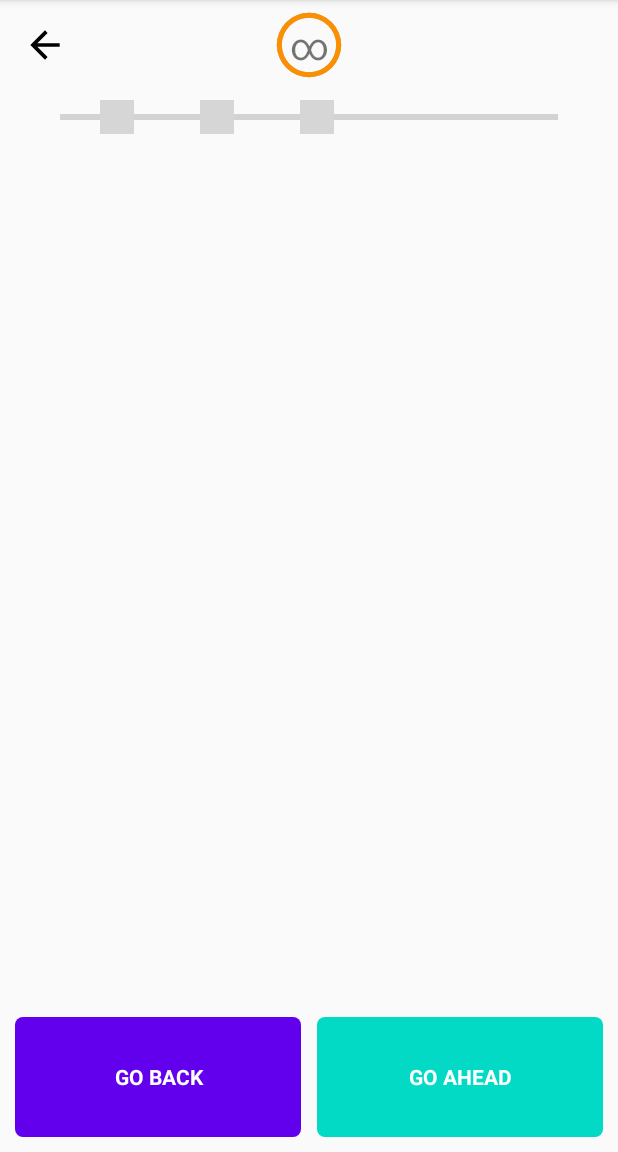
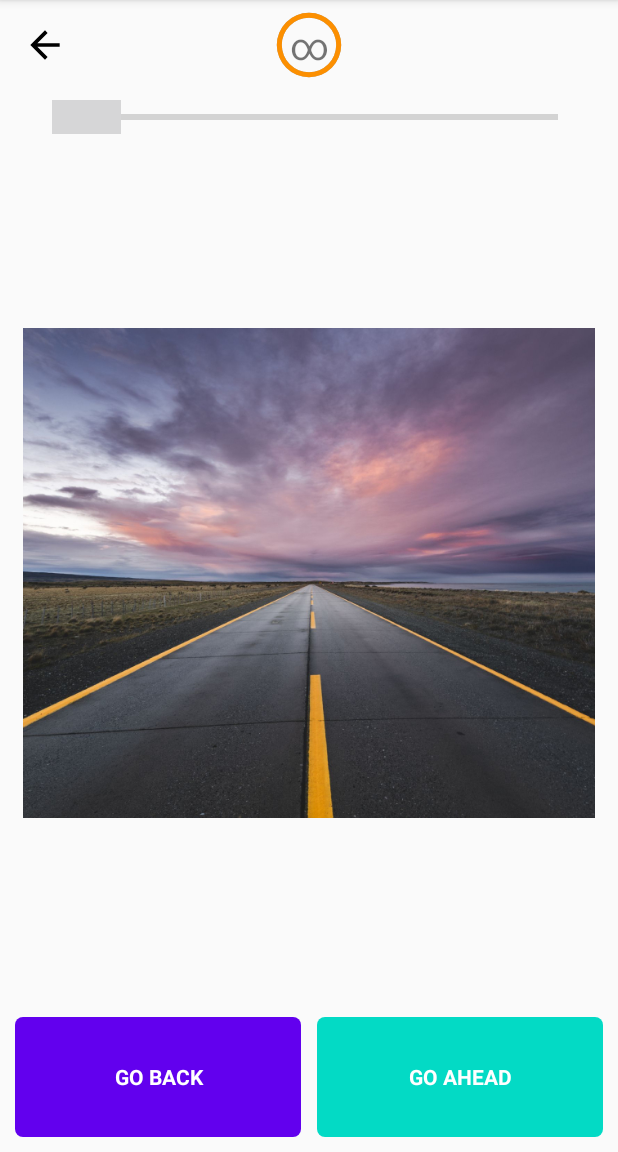
Before and after one commit to TilSeier/EscapeTheMonster, an Android app: the GameFragment screen opened through its navigation route, after a tap on "GO BACK", on a phone screen of 412 x 824 dp, the part 84-1236 px from its top. Run offline under Robolectric (Android 15) with nearby library versions, the phone set to English and light mode, and no system bars; our stand-ins replace Room's generated code; pictures from the network do not load.

Commit message:
Prepare for Squid game

```diff
--- a/app/src/main/java/com/tilseier/escapethemonster/data/database/AppDatabase.kt
+++ b/app/src/main/java/com/tilseier/escapethemonster/data/database/AppDatabase.kt
@@ -15,7 +15,7 @@ import kotlinx.coroutines.launch
 // Annotates class to be a Room Database with a table (entity) of the Level class
 @Database(
     entities = [Level::class],
-    version = 1
+    version = HardcodedLevels.HARDCODED_LEVELS_VERSION
 ) //, exportSchema = false
 abstract class AppDatabase : RoomDatabase() {
 
--- a/app/src/main/java/com/tilseier/escapethemonster/data/database/Level.kt
+++ b/app/src/main/java/com/tilseier/escapethemonster/data/database/Level.kt
@@ -17,6 +17,8 @@ class Level {
     var id: Int = 0
 
     var level: String = ""
+
+    // TODO properly add places variable
 
     @ColumnInfo(name = "safe_places")
     @TypeConverters(DataConverter::class)
--- a/app/src/main/java/com/tilseier/escapethemonster/data/model/Place.kt
+++ b/app/src/main/java/com/tilseier/escapethemonster/data/model/Place.kt
@@ -4,8 +4,10 @@ package com.tilseier.escapethemonster.data.model
 data class Place (
     var imageUrl: String = "",
     var isMonster: Boolean = false,
-    var milliseconds: Long = 3000,//milliseconds
-    var state: PlaceState = PlaceState.PLACE
+    var milliseconds: Long = INFINITE_TIME, // 3000 //milliseconds
+    var state: PlaceState = PlaceState.PLACE,
+    var imageResource: Int? = null,
+    var count: Int = 1
 ) {
     companion object {
         const val INFINITE_TIME: Long = -1
--- a/app/src/main/java/com/tilseier/escapethemonster/data/model/PlaceState.kt
+++ b/app/src/main/java/com/tilseier/escapethemonster/data/model/PlaceState.kt
@@ -2,6 +2,9 @@ package com.tilseier.escapethemonster.data.model
 
 enum class PlaceState {
     PLACE,
+    FAR_FROM_REWARD_PLACE,
+    NEAR_REWARD_PLACE,
+    REWARD_PLACE,
     GAME_OVER_PLACE,
     GAME_WIN_PLACE
 }
--- a/app/src/main/java/com/tilseier/escapethemonster/ui/screen/LevelsViewModel.kt
+++ b/app/src/main/java/com/tilseier/escapethemonster/ui/screen/LevelsViewModel.kt
@@ -24,8 +24,8 @@ class LevelsViewModel(application: Application) : AndroidViewModel(application),
     //MutableLiveData - can be changed and observed
 
     companion object {
-        private const val MOVE_BACK_DURATION: Long = 600
-        private const val MOVE_AHEAD_DURATION: Long = 1000
+        private const val MOVE_BACK_DURATION: Long = 300
+        private const val MOVE_AHEAD_DURATION: Long = 250 // TODO maybe change to 0 and make road as a gif animation
         private const val SCREAMER_DURATION: Long = 150
     }
 
@@ -44,7 +44,9 @@ class LevelsViewModel(application: Application) : AndroidViewModel(application),
 
     //Game Level
     private var mSelectedLevel: MutableLiveData<Level> = MutableLiveData<Level>()
-    private var mPassedScaryPlaces: MutableLiveData<Int> = MutableLiveData<Int>()
+    private var mPassedPlaces: MutableLiveData<Int> = MutableLiveData<Int>()
+    private var mCountOfPlaces: MutableLiveData<Int> = MutableLiveData<Int>()
+    private var mLevelAchievements: MutableLiveData<Achievements> = MutableLiveData<Achievements>()
     private var mLevelPlacesQueue: Queue<Place> = LinkedList()
     private var mCurrentPagerPlaces: MutableLiveData<PagerPlaces> = MutableLiveData<PagerPlaces>()
     private var mTimeLeft: MutableLiveData<Long> = MutableLiveData<Long>()
@@ -94,14 +96,14 @@ class LevelsViewModel(application: Application) : AndroidViewModel(application),
 
     fun getSelectedLevel(): LiveData<Level> = mSelectedLevel
 
-    fun getPassedScaryPlaces(): LiveData<Int> = mPassedScaryPlaces
+    fun getLevelAchievements(): LiveData<Achievements> = mLevelAchievements
+
+    fun getPassedPlaces(): LiveData<Int> = mPassedPlaces
+
+    fun getCountOfPlaces(): LiveData<Int> = mCountOfPlaces
 
     fun setSelectedLevel(level: Level?) {
         mSelectedLevel.value = level
-    }
-
-    fun setSelectedLevelAchievements(achievements: Achievements) {
-        mSelectedLevel.value?.achievements = achievements
     }
 
     //Events
@@ -134,7 +136,9 @@ class LevelsViewModel(application: Application) : AndroidViewModel(application),
         isGameOver = false
         isGameWin = false
 
-        startLevel()
+        prepareLevelCountOfPlaces()
+        prepareLevelAchievements()
+        prepareLevel()
 
         mMoveAheadDuration.value = MOVE_AHEAD_DURATION
         mMoveBackDuration.value = MOVE_BACK_DURATION
@@ -143,6 +147,37 @@ class LevelsViewModel(application: Application) : AndroidViewModel(application),
         mTimeLeft.value = INFINITE_TIME
         mMaxTime.value = INFINITE_TIME
 
+    }
+
+    private fun prepareLevelCountOfPlaces() {
+        var countOfPlaces = 0
+        mSelectedLevel.value?.safePlaces?.forEach {
+            countOfPlaces += it.count
+        }
+        mCountOfPlaces.value = countOfPlaces
+    }
+
+    private fun prepareLevelAchievements() {
+        val maxAchievementProgress = mCountOfPlaces.value ?: 0 // level?.scaryPlaces?.size ?: 0
+
+        val achievements: Achievements = Achievements(
+            (maxAchievementProgress/1.66f).toInt(),
+            (maxAchievementProgress/1.33f).toInt(),
+            maxAchievementProgress)
+
+        val defAchievementPosition1 = (maxAchievementProgress/1.66f).toInt()
+        val defAchievementPosition2 = (maxAchievementProgress/1.33f).toInt()
+        val defAchievementPosition3 = maxAchievementProgress
+
+        achievements.achievementPosition1 = mSelectedLevel.value?.achievements?.achievementPosition1 ?: Achievements.DEFAULT_ACHIEVEMENT_POSITION
+        achievements.achievementPosition2 = mSelectedLevel.value?.achievements?.achievementPosition2 ?: Achievements.DEFAULT_ACHIEVEMENT_POSITION
+        achievements.achievementPosition3 = mSelectedLevel.value?.achievements?.achievementPosition3 ?: Achievements.DEFAULT_ACHIEVEMENT_POSITION
+
+        achievements.achievementPosition1 = if(achievements.achievementPosition1 <= maxAchievementProgress && achievements.achievementPosition1 != Achievements.DEFAULT_ACHIEVEMENT_POSITION) achievements.achievementPosition1 else defAchievementPosition1
+        achievements.achievementPosition2 = if(achievements.achievementPosition2 <= maxAchievementProgress && achievements.achievementPosition2 != Achievements.DEFAULT_ACHIEVEMENT_POSITION) achievements.achievementPosition2 else defAchievementPosition2
+        achievements.achievementPosition3 = if(achievements.achievementPosition3 <= maxAchievementProgress && achievements.achievementPosition3 != Achievements.DEFAULT_ACHIEVEMENT_POSITION) achievements.achievementPosition3 else defAchievementPosition3
+
+        mLevelAchievements.value = achievements
     }
 
     fun onPlaceGoAheadAnimationEnd() {
@@ -159,6 +194,9 @@ class LevelsViewModel(application: Application) : AndroidViewModel(application),
 //
 //        if (!isGameWin || isGameOver) {
         if (!isGameOver) {//TODO mb move to on click
+            val passed = mPassedPlaces.value ?: 0
+            mPassedPlaces.value = passed + 1
+
             nextLevelPlaces()
 
             mMaxTime.value = mCurrentPagerPlaces.value?.currentPlace?.milliseconds ?: INFINITE_TIME
@@ -190,8 +228,8 @@ class LevelsViewModel(application: Application) : AndroidViewModel(application),
 //
 //        if (!isGameWin || isGameOver) {
         if (!isGameOver) {//TODO mb move to on click
-            val passed = mPassedScaryPlaces.value ?: 0
-            mPassedScaryPlaces.value = passed + 1
+            val passed = mPassedPlaces.value ?: 0
+            mPassedPlaces.value = passed + 1
             nextLevelPlaces()
 
             mMaxTime.value = mCurrentPagerPlaces.value?.currentPlace?.milliseconds ?: INFINITE_TIME
@@ -211,7 +249,7 @@ class LevelsViewModel(application: Application) : AndroidViewModel(application),
 
     fun userClickGoAhead() {
         //TODO disable user interaction
-        _enableUserInteraction.value = Event(false)
+        _enableUserInteraction.value = Event(false) // TODO maybe enable user interaction
 
         stopTimer()
 
@@ -256,21 +294,38 @@ class LevelsViewModel(application: Application) : AndroidViewModel(application),
     }
 
     //game controls
-    private fun startLevel() {
+    private fun prepareLevel() {
         //TODO shuffle mechanism
         mLevelPlacesQueue.clear()
-        mSelectedLevel.value?.safePlaces?.let { mLevelPlacesQueue.addAll(it) }
-        mSelectedLevel.value?.scaryPlaces?.let { mLevelPlacesQueue.addAll(it) }
-        mLevelPlacesQueue.add(
-            Place(
-                "",
-                false,
-                3000,
-                PlaceState.GAME_WIN_PLACE
-            )
-        )
+        mSelectedLevel.value?.safePlaces?.let { listOfPlaces ->
+            var placeIndex = 0
+            val listOfAchievementsPlaces = listOf(mLevelAchievements.value?.achievementPosition1, mLevelAchievements.value?.achievementPosition2, mLevelAchievements.value?.achievementPosition3)
+            val listOfNearAchievementsPlaces = listOf(mLevelAchievements.value?.achievementPosition1?.minus(1), mLevelAchievements.value?.achievementPosition2?.minus(1), mLevelAchievements.value?.achievementPosition3?.minus(1))
+            val listOfFarFromAchievementsPlaces = listOf(mLevelAchievements.value?.achievementPosition1?.minus(2), mLevelAchievements.value?.achievementPosition2?.minus(2), mLevelAchievements.value?.achievementPosition3?.minus(2))
+            listOfPlaces.forEach { place ->
+                repeat(place.count) {
+                    placeIndex++
+                    when (placeIndex) {
+                        in listOfAchievementsPlaces -> {
+                            mLevelPlacesQueue.add(place.copy(state = PlaceState.REWARD_PLACE))
+                        }
+                        in listOfNearAchievementsPlaces -> {
+                            mLevelPlacesQueue.add(place.copy(state = PlaceState.NEAR_REWARD_PLACE))
+                        }
+                        in listOfFarFromAchievementsPlaces -> {
+                            mLevelPlacesQueue.add(place.copy(state = PlaceState.FAR_FROM_REWARD_PLACE))
+                        }
+                        else -> {
+                            mLevelPlacesQueue.add(place)
+                        }
+                    }
+                }
+            }
+        }
 
-        mPassedScaryPlaces.value = 0
+        val winPlace: Place = mLevelPlacesQueue.last().copy(state = PlaceState.GAME_WIN_PLACE)
+        mLevelPlacesQueue.add(winPlace)
+        mPassedPlaces.value = 0
 
         nextLevelPlaces()
     }
@@ -279,18 +334,21 @@ class LevelsViewModel(application: Application) : AndroidViewModel(application),
         //TODO logic
 
         val currentPlace = mLevelPlacesQueue.poll()
-        val backPlace = if (currentPlace?.isMonster == true) mLevelPlacesQueue.peek() else Place(
+        val backPlace = Place(
             "",
             true,
             INFINITE_TIME,
             PlaceState.GAME_OVER_PLACE
         )
-        val nextPlace = if (currentPlace?.isMonster == false) mLevelPlacesQueue.peek() else Place(
-            "",
-            true,
-            INFINITE_TIME,
-            PlaceState.GAME_OVER_PLACE
-        )
+        val nextPlace = mLevelPlacesQueue.peek()
+
+        Log.e("SQUID_TAG", "nextLevelPlaces: currentPlace?.imageResource = ${currentPlace?.imageResource}")
+        Log.e("SQUID_TAG", "nextLevelPlaces: currentPlace?.count = ${currentPlace?.count}")
+        Log.e("SQUID_TAG", "nextLevelPlaces: currentPlace?.state = ${currentPlace?.state}")
+        Log.e("SQUID_TAG", "nextLevelPlaces: nextPlace?.imageResource = ${nextPlace?.imageResource}")
+        Log.e("SQUID_TAG", "nextLevelPlaces: nextPlace?.count = ${nextPlace?.count}")
+        Log.e("SQUID_TAG", "nextLevelPlaces: nextPlace?.state = ${nextPlace?.state}")
+
         mCurrentPagerPlaces.value =
             PagerPlaces(
                 backPlace,
@@ -348,25 +406,25 @@ class LevelsViewModel(application: Application) : AndroidViewModel(application),
         var countOfAchievements = 0
         val countOfCurrentLevelAchievements = mSelectedLevel.value?.stars ?: 0
 
-        val passedScaryPlaces = mPassedScaryPlaces.value ?: 0
-        val achievementPosition1 = mSelectedLevel.value?.achievements?.achievementPosition1
+        val passedPlaces = mPassedPlaces.value ?: 0
+        val achievementPosition1 = mLevelAchievements.value?.achievementPosition1
             ?: Achievements.DEFAULT_ACHIEVEMENT_POSITION
-        val achievementPosition2 = mSelectedLevel.value?.achievements?.achievementPosition2
+        val achievementPosition2 = mLevelAchievements.value?.achievementPosition2
             ?: Achievements.DEFAULT_ACHIEVEMENT_POSITION
-        val achievementPosition3 = mSelectedLevel.value?.achievements?.achievementPosition3
+        val achievementPosition3 = mLevelAchievements.value?.achievementPosition3
             ?: Achievements.DEFAULT_ACHIEVEMENT_POSITION
         if (achievementPosition1 != Achievements.DEFAULT_ACHIEVEMENT_POSITION
-            && passedScaryPlaces >= achievementPosition1
+            && passedPlaces >= achievementPosition1
         ) {
             countOfAchievements++
         }
         if (achievementPosition2 != Achievements.DEFAULT_ACHIEVEMENT_POSITION
-            && passedScaryPlaces >= achievementPosition2
+            && passedPlaces >= achievementPosition2
         ) {
             countOfAchievements++
         }
         if (achievementPosition3 != Achievements.DEFAULT_ACHIEVEMENT_POSITION
-            && passedScaryPlaces >= achievementPosition3
+            && passedPlaces >= achievementPosition3
         ) {
             countOfAchievements++
         }
--- a/app/src/main/java/com/tilseier/escapethemonster/ui/screen/game/GameFragment.kt
+++ b/app/src/main/java/com/tilseier/escapethemonster/ui/screen/game/GameFragment.kt
@@ -15,7 +15,6 @@ import androidx.fragment.app.FragmentPagerAdapter
 import androidx.lifecycle.Observer
 import androidx.lifecycle.ViewModelProvider
 import androidx.viewpager.widget.ViewPager.OnPageChangeListener
-import com.tilseier.achievementsforprogressbar.AchievementsForProgressBar
 import com.tilseier.escapethemonster.R
 import com.tilseier.escapethemonster.ui.base.BaseFragment
 import com.tilseier.escapethemonster.data.database.Level
@@ -76,7 +75,7 @@ class GameFragment : BaseFragment() {
         super.onViewCreated(view, savedInstanceState)
         Log.e("GameFragment", "onViewCreated")
 
-        setupLevel(mLevelsViewModel?.getSelectedLevel()?.value)
+        setupPagerPlaces()
 
         mLevelsViewModel?.getMoveBackDuration()?.observe(viewLifecycleOwner, Observer {
             Log.e("GameFragment", "PassedScaryPlaces: $it")
@@ -86,7 +85,15 @@ class GameFragment : BaseFragment() {
             Log.e("GameFragment", "PassedScaryPlaces: $it")
             MOVE_AHEAD_DURATION = it
         })
-        mLevelsViewModel?.getPassedScaryPlaces()?.observe(viewLifecycleOwner, Observer {
+        mLevelsViewModel?.getCountOfPlaces()?.observe(viewLifecycleOwner, Observer {
+            Log.e("GameFragment", "getCountOfPlaces: $it")
+            level_progress?.max = it
+        })
+        mLevelsViewModel?.getLevelAchievements()?.observe(viewLifecycleOwner, Observer {
+            Log.e("GameFragment", "getLevelAchievements: $it")
+            updateLevelAchievements(it)
+        })
+        mLevelsViewModel?.getPassedPlaces()?.observe(viewLifecycleOwner, Observer {
             Log.e("GameFragment", "PassedScaryPlaces: $it")
             level_progress?.progress = it
             level_achievements?.setProgress(it)//TODO check
@@ -196,39 +203,10 @@ class GameFragment : BaseFragment() {
         btn_place_back.isEnabled = false
     }
 
-    private fun setupLevel(level: Level?) {
-//        doSetupLevel = false
-        setupPagerPlaces()
-        val countOfScaryPlaces = level?.scaryPlaces?.size ?: 0
-        level_progress?.max = countOfScaryPlaces
-        setupAchievements(level)
-    }
-
-    private fun setupAchievements(level: Level?) {
-        val maxAchievementProgress = level?.scaryPlaces?.size ?: 0
-
-        val achievements: Achievements = Achievements(
-            (maxAchievementProgress/1.66f).toInt(),
-            (maxAchievementProgress/1.33f).toInt(),
-            maxAchievementProgress)
-
-        val defAchievementPosition1 = (maxAchievementProgress/1.66f).toInt()
-        val defAchievementPosition2 = (maxAchievementProgress/1.33f).toInt()
-        val defAchievementPosition3 = maxAchievementProgress
-
-        achievements.achievementPosition1 = level?.achievements?.achievementPosition1 ?: Achievements.DEFAULT_ACHIEVEMENT_POSITION
-        achievements.achievementPosition2 = level?.achievements?.achievementPosition2 ?: Achievements.DEFAULT_ACHIEVEMENT_POSITION
-        achievements.achievementPosition3 = level?.achievements?.achievementPosition3 ?: Achievements.DEFAULT_ACHIEVEMENT_POSITION
-
-        achievements.achievementPosition1 = if(achievements.achievementPosition1 <= maxAchievementProgress && achievements.achievementPosition1 != Achievements.DEFAULT_ACHIEVEMENT_POSITION) achievements.achievementPosition1 else defAchievementPosition1
-        achievements.achievementPosition2 = if(achievements.achievementPosition2 <= maxAchievementProgress && achievements.achievementPosition2 != Achievements.DEFAULT_ACHIEVEMENT_POSITION) achievements.achievementPosition2 else defAchievementPosition2
-        achievements.achievementPosition3 = if(achievements.achievementPosition3 <= maxAchievementProgress && achievements.achievementPosition3 != Achievements.DEFAULT_ACHIEVEMENT_POSITION) achievements.achievementPosition3 else defAchievementPosition3
-
+    private fun updateLevelAchievements(achievements: Achievements) {
         level_achievements?.setAchievement1Progress(achievements.achievementPosition1)
         level_achievements?.setAchievement2Progress(achievements.achievementPosition2)
         level_achievements?.setAchievement3Progress(achievements.achievementPosition3)
-
-        mLevelsViewModel?.setSelectedLevelAchievements(achievements)
     }
 
     private fun setupPagerPlaces() {
@@ -268,7 +246,7 @@ class GameFragment : BaseFragment() {
                             mLevelsViewModel?.onPlaceGoAheadAnimationEnd()
                         }
                         vp_places?.setCurrentItem(1, false)
-                    }, 100)//TODO appropriate count of milliseconds //mb 500
+                    }, 10) // TODO appropriate count of milliseconds // mb 100 // mb 500
                 }
 
 //                if (position == 0) {
--- a/app/src/main/java/com/tilseier/escapethemonster/ui/screen/game/PlaceFragment.kt
+++ b/app/src/main/java/com/tilseier/escapethemonster/ui/screen/game/PlaceFragment.kt
@@ -10,6 +10,7 @@ import com.tilseier.escapethemonster.R
 import com.tilseier.escapethemonster.ui.base.BaseFragment
 import com.tilseier.escapethemonster.data.model.PagerPlaces
 import com.tilseier.escapethemonster.data.model.PlaceState
+import com.tilseier.escapethemonster.ui.extensions.px
 import com.tilseier.escapethemonster.ui.screen.LevelsViewModel
 import kotlinx.android.synthetic.main.fragment_place.*
 
@@ -64,36 +65,55 @@ class PlaceFragment : BaseFragment() {
     private fun updatePlace(pagerPlaces: PagerPlaces?) {
         when (placeStatus) {
             BACK_PLACE -> {
-                setPlace(pagerPlaces?.backPlace?.imageUrl, pagerPlaces?.backPlace?.state ?: PlaceState.PLACE)
+                setPlace(pagerPlaces?.backPlace?.imageResource, pagerPlaces?.backPlace?.imageUrl, pagerPlaces?.backPlace?.state ?: PlaceState.PLACE)
             }
             CURRENT_PLACE -> {
-                setPlace(pagerPlaces?.currentPlace?.imageUrl, pagerPlaces?.currentPlace?.state ?: PlaceState.PLACE)
+                setPlace(pagerPlaces?.currentPlace?.imageResource, pagerPlaces?.currentPlace?.imageUrl, pagerPlaces?.currentPlace?.state ?: PlaceState.PLACE)
             }
             NEXT_PLACE -> {
-                setPlace(pagerPlaces?.nextPlace?.imageUrl, pagerPlaces?.nextPlace?.state ?: PlaceState.PLACE)
+                setPlace(pagerPlaces?.nextPlace?.imageResource, pagerPlaces?.nextPlace?.imageUrl, pagerPlaces?.nextPlace?.state ?: PlaceState.PLACE)
             }
         }
     }
 
-    private fun setPlace(imageUrl: String?, placeState: PlaceState){
+    private fun setPlace(imageResource: Int?, imageUrl: String?, placeState: PlaceState){
+        Glide.with(requireContext())
+            .load(imageResource ?: imageUrl ?: R.drawable.test_road)
+            .into(iv_place)
         when (placeState) {
             PlaceState.PLACE -> {
-                imageUrl?.let {
-                    Glide.with(requireContext())
-                        .load(it)
-                        .into(iv_place)
-                }
+                iv_finish.visibility = View.GONE
+                iv_star.visibility = View.GONE
             }
             PlaceState.GAME_OVER_PLACE -> {
                 Glide.with(requireContext())
                     .load(R.drawable.img_screamer)
                     .into(iv_place)
+                iv_finish.visibility = View.GONE
+                iv_star.visibility = View.GONE
+            }
+            PlaceState.REWARD_PLACE -> {
+                iv_star.layoutParams.width = 200.px
+                iv_star.layoutParams.height = 200.px
+                iv_finish.visibility = View.GONE
+                iv_star.visibility = View.VISIBLE
+            }
+            PlaceState.NEAR_REWARD_PLACE -> {
+                iv_star.layoutParams.width = 120.px
+                iv_star.layoutParams.height = 120.px
+                iv_finish.visibility = View.GONE
+                iv_star.visibility = View.VISIBLE
+            }
+            PlaceState.FAR_FROM_REWARD_PLACE -> {
+                iv_star.layoutParams.width = 50.px
+                iv_star.layoutParams.height = 50.px
+                iv_finish.visibility = View.GONE
+                iv_star.visibility = View.VISIBLE
             }
             else -> {
                 //WIN PLACE
-                Glide.with(requireContext())
-                    .load(R.drawable.open_doors)
-                    .into(iv_place)
+                iv_finish.visibility = View.VISIBLE
+                iv_star.visibility = View.GONE
             }
         }
     }
--- a/app/src/main/java/com/tilseier/escapethemonster/ui/screen/levels/LevelsFragment.kt
+++ b/app/src/main/java/com/tilseier/escapethemonster/ui/screen/levels/LevelsFragment.kt
@@ -67,7 +67,7 @@ class LevelsFragment : BaseFragment() {
                 if (it.locked) {
                     Toast.makeText(context, "Level is locked!", Toast.LENGTH_SHORT).show()
                 } else {
-                    preloadLevelImages(it)
+                    mLevelsViewModel?.onLevelImagesReady(it)
                 }
             }
         })
@@ -82,7 +82,7 @@ class LevelsFragment : BaseFragment() {
         preload_level.visibility = View.GONE
     }
 
-    private fun preloadLevelImages(level: Level?){
+    private fun preloadLevelImages(level: Level?) {
         var isLevelReady = false
         var isPreloadFailed = false
         val maxProgress = (level?.scaryPlaces?.size ?: 0) + (level?.safePlaces?.size ?: 0)
--- a/app/src/main/res/layout/fragment_place.xml
+++ b/app/src/main/res/layout/fragment_place.xml
@@ -1,9 +1,9 @@
 <?xml version="1.0" encoding="utf-8"?>
-<FrameLayout xmlns:android="http://schemas.android.com/apk/res/android"
+<androidx.constraintlayout.widget.ConstraintLayout xmlns:android="http://schemas.android.com/apk/res/android"
+    xmlns:app="http://schemas.android.com/apk/res-auto"
     xmlns:tools="http://schemas.android.com/tools"
     android:layout_width="match_parent"
     android:layout_height="match_parent"
-    xmlns:app="http://schemas.android.com/apk/res-auto"
     android:paddingStart="15dp"
     android:paddingEnd="15dp"
     tools:context="com.tilseier.escapethemonster.ui.screen.menu.MenuFragment">
@@ -11,7 +11,37 @@
     <ImageView
         android:id="@+id/iv_place"
         android:layout_width="match_parent"
-        android:layout_height="match_parent"
-        android:scaleType="fitCenter"/>
+        android:layout_height="wrap_content"
+        android:adjustViewBounds="true"
+        android:scaleType="fitCenter"
+        android:src="@drawable/test_road"
+        app:layout_constraintBottom_toBottomOf="parent"
+        app:layout_constraintEnd_toEndOf="parent"
+        app:layout_constraintStart_toStartOf="parent"
+        app:layout_constraintTop_toTopOf="parent" />
 
-</FrameLayout>
+    <ImageView
+        android:id="@+id/iv_finish"
+        android:layout_width="match_parent"
+        android:layout_height="wrap_content"
+        android:layout_marginBottom="60dp"
+        android:src="@drawable/test_finish"
+        android:visibility="gone"
+        app:layout_constraintBottom_toBottomOf="@+id/iv_place"
+        app:layout_constraintEnd_toEndOf="@+id/iv_place"
+        app:layout_constraintStart_toStartOf="@+id/iv_place" />
+
+    <ImageView
+        android:id="@+id/iv_star"
+        android:layout_width="200dp"
+        android:layout_height="200dp"
+        android:layout_margin="80dp"
+        android:layout_marginBottom="60dp"
+        android:src="@drawable/test_star"
+        android:visibility="gone"
+        app:layout_constraintBottom_toBottomOf="@+id/iv_place"
+        app:layout_constraintEnd_toEndOf="@+id/iv_place"
+        app:layout_constraintStart_toStartOf="@+id/iv_place"
+        app:layout_constraintTop_toTopOf="@+id/iv_place" />
+
+</androidx.constraintlayout.widget.ConstraintLayout>
```
Also changed, not shown: app/src/main/java/com/tilseier/escapethemonster/data/HardcodedLevels.kt (+6 -24 lines), app/src/main/java/com/tilseier/escapethemonster/ui/extensions/Int+Extensions.kt (added, +9 -0 lines), app/src/main/res/drawable/test_finish.png (added), app/src/main/res/drawable/test_road.jpg (added), app/src/main/res/drawable/test_road_2.jpg (added), app/src/main/res/drawable/test_road_3.jpg (added), app/src/main/res/drawable/test_star.png (added).
